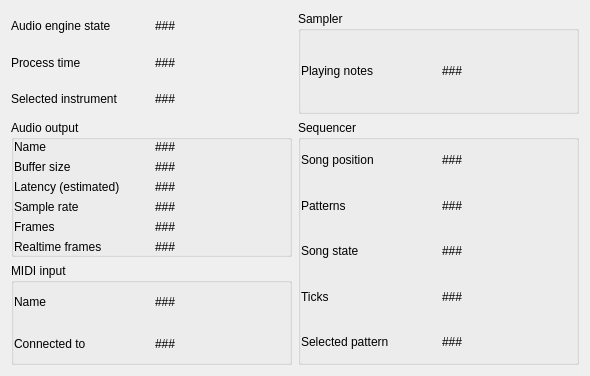
This is src/gui/src/AudioEngineInfoForm_UI.ui in hydrogen-music/hydrogen as Qt 5 draws it before an edit. The edited form follows.
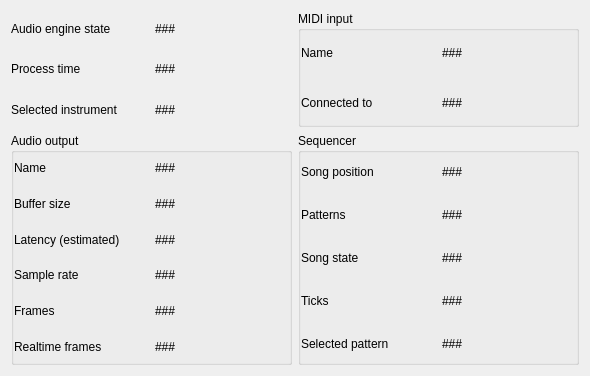
This is the edited form.

Commit message:
AudioEngineInfoForm: drop playing note count
this is the only instance the number of currently playing notes is
relayed from `Sampler` to the GUI. Within the IPC split this would
require another opcode and the corresponding handles.

But I think we can just drop this one here as it is probably never used.
In case someone misses it, we can reintroduce it later on.

```diff
--- a/src/gui/src/AudioEngineInfoForm_UI.ui
+++ b/src/gui/src/AudioEngineInfoForm_UI.ui
@@ -78,7 +78,185 @@
      </item>
     </layout>
    </item>
-   <item row="2" column="0">
+   <item row="2" column="1" rowspan="2">
+    <widget class="QGroupBox" name="groupBox_3">
+     <property name="title">
+      <string>Sequencer</string>
+     </property>
+     <layout class="QGridLayout" name="gridLayout_3">
+      <property name="leftMargin">
+       <number>0</number>
+      </property>
+      <property name="topMargin">
+       <number>0</number>
+      </property>
+      <property name="rightMargin">
+       <number>0</number>
+      </property>
+      <property name="bottomMargin">
+       <number>0</number>
+      </property>
+      <item row="0" column="0">
+       <layout class="QGridLayout">
+        <property name="leftMargin">
+         <number>0</number>
+        </property>
+        <property name="topMargin">
+         <number>0</number>
+        </property>
+        <property name="rightMargin">
+         <number>0</number>
+        </property>
+        <property name="bottomMargin">
+         <number>0</number>
+        </property>
+        <property name="spacing">
+         <number>6</number>
+        </property>
+        <item row="2" column="1">
+         <widget class="QLabel" name="songStateLbl">
+          <property name="text">
+           <string>###</string>
+          </property>
+         </widget>
+        </item>
+        <item row="4" column="1">
+         <widget class="QLabel" name="selectedPatLbl">
+          <property name="text">
+           <string>###</string>
+          </property>
+         </widget>
+        </item>
+        <item row="4" column="0">
+         <widget class="QLabel" name="ticktextLabel1_3_2_2">
+          <property name="text">
+           <string>Selected pattern</string>
+          </property>
+         </widget>
+        </item>
+        <item row="0" column="0">
+         <widget class="QLabel" name="TextLabel1_2_2">
+          <property name="text">
+           <string>Song position</string>
+          </property>
+         </widget>
+        </item>
+        <item row="1" column="0">
+         <widget class="QLabel" name="TextLabel1_2">
+          <property name="text">
+           <string>Patterns</string>
+          </property>
+         </widget>
+        </item>
+        <item row="0" column="1">
+         <widget class="QLabel" name="m_pSongPositionLbl">
+          <property name="text">
+           <string>###</string>
+          </property>
+         </widget>
+        </item>
+        <item row="3" column="1">
+         <widget class="QLabel" name="nTicksLbl">
+          <property name="text">
+           <string>###</string>
+          </property>
+         </widget>
+        </item>
+        <item row="1" column="1">
+         <widget class="QLabel" name="currentPatternLbl">
+          <property name="text">
+           <string>###</string>
+          </property>
+         </widget>
+        </item>
+        <item row="3" column="0">
+         <widget class="QLabel" name="ticktextLabel1_3_2">
+          <property name="text">
+           <string>Ticks</string>
+          </property>
+         </widget>
+        </item>
+        <item row="2" column="0">
+         <widget class="QLabel" name="textLabel1_3">
+          <property name="text">
+           <string>Song state</string>
+          </property>
+         </widget>
+        </item>
+       </layout>
+      </item>
+     </layout>
+    </widget>
+   </item>
+   <item row="0" column="1">
+    <widget class="QGroupBox" name="groupBox_5">
+     <property name="title">
+      <string>MIDI input</string>
+     </property>
+     <layout class="QGridLayout" name="gridLayout_5">
+      <property name="leftMargin">
+       <number>0</number>
+      </property>
+      <property name="topMargin">
+       <number>0</number>
+      </property>
+      <property name="rightMargin">
+       <number>0</number>
+      </property>
+      <property name="bottomMargin">
+       <number>0</number>
+      </property>
+      <item row="0" column="0">
+       <layout class="QGridLayout">
+        <property name="leftMargin">
+         <number>0</number>
+        </property>
+        <property name="topMargin">
+         <number>0</number>
+        </property>
+        <property name="rightMargin">
+         <number>0</number>
+        </property>
+        <property name="bottomMargin">
+         <number>0</number>
+        </property>
+        <property name="spacing">
+         <number>6</number>
+        </property>
+        <item row="0" column="1">
+         <widget class="QLabel" name="midiDriverName">
+          <property name="text">
+           <string>###</string>
+          </property>
+         </widget>
+        </item>
+        <item row="1" column="1">
+         <widget class="QLabel" name="m_pMidiDeviceName">
+          <property name="text">
+           <string>###</string>
+          </property>
+         </widget>
+        </item>
+        <item row="1" column="0">
+         <widget class="QLabel" name="textLabel1_5">
+          <property name="text">
+           <string>Connected to</string>
+          </property>
+         </widget>
+        </item>
+        <item row="0" column="0">
+         <widget class="QLabel" name="TextLabel3">
+          <property name="text">
+           <string>Name</string>
+          </property>
+         </widget>
+        </item>
+       </layout>
+      </item>
+     </layout>
+    </widget>
+   </item>
+   <item row="2" column="0" rowspan="2">
     <widget class="QGroupBox" name="groupBox_4">
      <property name="title">
       <string>Audio output</string>
@@ -208,238 +386,6 @@
      </layout>
     </widget>
    </item>
-   <item row="0" column="1">
-    <widget class="QGroupBox" name="groupBox_6">
-     <property name="title">
-      <string>Sampler</string>
-     </property>
-     <layout class="QGridLayout" name="gridLayout_6">
-      <property name="leftMargin">
-       <number>0</number>
-      </property>
-      <property name="topMargin">
-       <number>0</number>
-      </property>
-      <property name="rightMargin">
-       <number>0</number>
-      </property>
-      <property name="bottomMargin">
-       <number>0</number>
-      </property>
-      <item row="0" column="0">
-       <layout class="QGridLayout">
-        <property name="leftMargin">
-         <number>0</number>
-        </property>
-        <property name="topMargin">
-         <number>0</number>
-        </property>
-        <property name="rightMargin">
-         <number>0</number>
-        </property>
-        <property name="bottomMargin">
-         <number>0</number>
-        </property>
-        <property name="spacing">
-         <number>6</number>
-        </property>
-        <item row="0" column="1">
-         <widget class="QLabel" name="sampler_playingNotesLbl">
-          <property name="text">
-           <string>###</string>
-          </property>
-         </widget>
-        </item>
-        <item row="0" column="0">
-         <widget class="QLabel" name="TextLabel5_2">
-          <property name="text">
-           <string>Playing notes</string>
-          </property>
-         </widget>
-        </item>
-       </layout>
-      </item>
-     </layout>
-    </widget>
-   </item>
-   <item row="3" column="0">
-    <widget class="QGroupBox" name="groupBox_5">
-     <property name="title">
-      <string>MIDI input</string>
-     </property>
-     <layout class="QGridLayout" name="gridLayout_5">
-      <property name="leftMargin">
-       <number>0</number>
-      </property>
-      <property name="topMargin">
-       <number>0</number>
-      </property>
-      <property name="rightMargin">
-       <number>0</number>
-      </property>
-      <property name="bottomMargin">
-       <number>0</number>
-      </property>
-      <item row="0" column="0">
-       <layout class="QGridLayout">
-        <property name="leftMargin">
-         <number>0</number>
-        </property>
-        <property name="topMargin">
-         <number>0</number>
-        </property>
-        <property name="rightMargin">
-         <number>0</number>
-        </property>
-        <property name="bottomMargin">
-         <number>0</number>
-        </property>
-        <property name="spacing">
-         <number>6</number>
-        </property>
-        <item row="0" column="1">
-         <widget class="QLabel" name="midiDriverName">
-          <property name="text">
-           <string>###</string>
-          </property>
-         </widget>
-        </item>
-        <item row="1" column="1">
-         <widget class="QLabel" name="m_pMidiDeviceName">
-          <property name="text">
-           <string>###</string>
-          </property>
-         </widget>
-        </item>
-        <item row="1" column="0">
-         <widget class="QLabel" name="textLabel1_5">
-          <property name="text">
-           <string>Connected to</string>
-          </property>
-         </widget>
-        </item>
-        <item row="0" column="0">
-         <widget class="QLabel" name="TextLabel3">
-          <property name="text">
-           <string>Name</string>
-          </property>
-         </widget>
-        </item>
-       </layout>
-      </item>
-     </layout>
-    </widget>
-   </item>
-   <item row="2" column="1" rowspan="2">
-    <widget class="QGroupBox" name="groupBox_3">
-     <property name="title">
-      <string>Sequencer</string>
-     </property>
-     <layout class="QGridLayout" name="gridLayout_3">
-      <property name="leftMargin">
-       <number>0</number>
-      </property>
-      <property name="topMargin">
-       <number>0</number>
-      </property>
-      <property name="rightMargin">
-       <number>0</number>
-      </property>
-      <property name="bottomMargin">
-       <number>0</number>
-      </property>
-      <item row="0" column="0">
-       <layout class="QGridLayout">
-        <property name="leftMargin">
-         <number>0</number>
-        </property>
-        <property name="topMargin">
-         <number>0</number>
-        </property>
-        <property name="rightMargin">
-         <number>0</number>
-        </property>
-        <property name="bottomMargin">
-         <number>0</number>
-        </property>
-        <property name="spacing">
-         <number>6</number>
-        </property>
-        <item row="2" column="1">
-         <widget class="QLabel" name="songStateLbl">
-          <property name="text">
-           <string>###</string>
-          </property>
-         </widget>
-        </item>
-        <item row="4" column="1">
-         <widget class="QLabel" name="selectedPatLbl">
-          <property name="text">
-           <string>###</string>
-          </property>
-         </widget>
-        </item>
-        <item row="4" column="0">
-         <widget class="QLabel" name="ticktextLabel1_3_2_2">
-          <property name="text">
-           <string>Selected pattern</string>
-          </property>
-         </widget>
-        </item>
-        <item row="0" column="0">
-         <widget class="QLabel" name="TextLabel1_2_2">
-          <property name="text">
-           <string>Song position</string>
-          </property>
-         </widget>
-        </item>
-        <item row="1" column="0">
-         <widget class="QLabel" name="TextLabel1_2">
-          <property name="text">
-           <string>Patterns</string>
-          </property>
-         </widget>
-        </item>
-        <item row="0" column="1">
-         <widget class="QLabel" name="m_pSongPositionLbl">
-          <property name="text">
-           <string>###</string>
-          </property>
-         </widget>
-        </item>
-        <item row="3" column="1">
-         <widget class="QLabel" name="nTicksLbl">
-          <property name="text">
-           <string>###</string>
-          </property>
-         </widget>
-        </item>
-        <item row="1" column="1">
-         <widget class="QLabel" name="currentPatternLbl">
-          <property name="text">
-           <string>###</string>
-          </property>
-         </widget>
-        </item>
-        <item row="3" column="0">
-         <widget class="QLabel" name="ticktextLabel1_3_2">
-          <property name="text">
-           <string>Ticks</string>
-          </property>
-         </widget>
-        </item>
-        <item row="2" column="0">
-         <widget class="QLabel" name="textLabel1_3">
-          <property name="text">
-           <string>Song state</string>
-          </property>
-         </widget>
-        </item>
-       </layout>
-      </item>
-     </layout>
-    </widget>
-   </item>
   </layout>
  </widget>
  <layoutdefault spacing="6" margin="11"/>
```
The commit also changes 22 other files.
